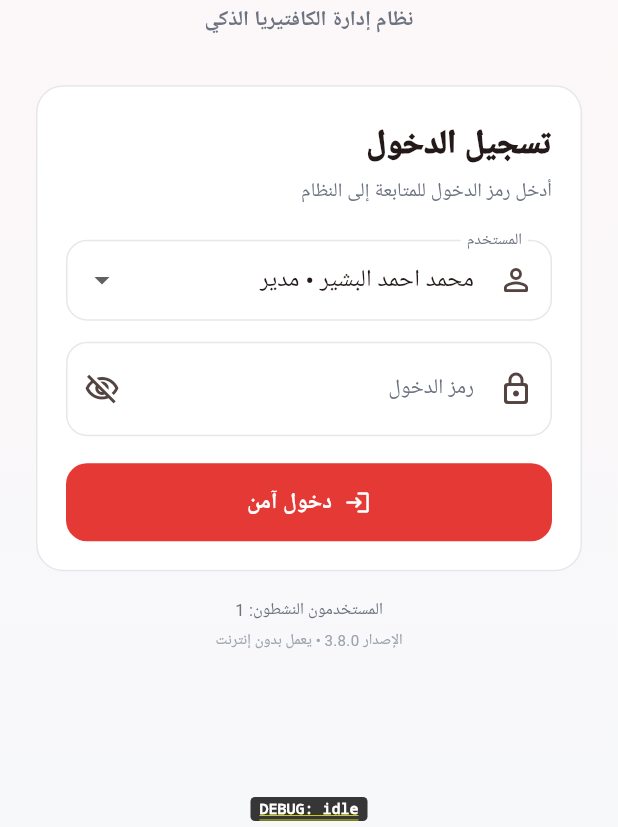
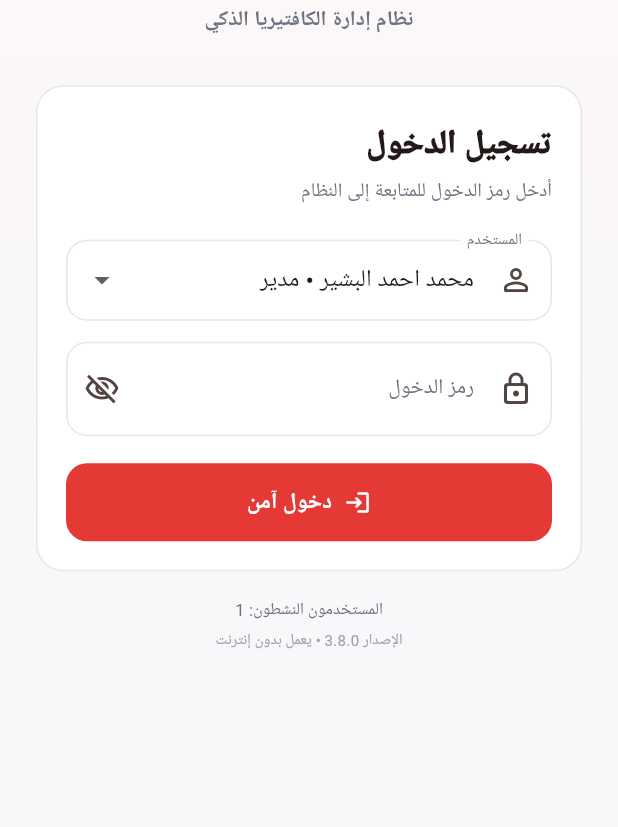
Before and after one commit to thikryat57-oss/hot-burger-last, a Flutter app: the screen it shows after launch, on a phone screen of 412 x 824 dp, the part 409-1236 px from its top. Run offline on Flutter 3.47's test engine with Material 3 defaults, Android fonts, the phone set to English and light mode, and no system bars; our stand-ins replace pdf, printing, share_plus, sqflite; accounts and stored records are empty; Roboto replaces fonts that are missing (system-ui).

Commit message:
release: remove diagnostics and build optimized APKs

```diff
--- a/lib/core/services/debug_status.dart
+++ /dev/null
@@ -1,8 +0,0 @@
-import 'package:flutter/foundation.dart';
-
-/// In-memory diagnostic status shown by the persistent debug overlay.
-final ValueNotifier<String> debugStatus = ValueNotifier<String>('idle');
-
-void updateDebugStatus(String status) {
-  debugStatus.value = status;
-}
--- a/lib/main.dart
+++ b/lib/main.dart
@@ -1,6 +1,3 @@
-import 'dart:async';
-import 'dart:ui';
-
 import 'package:flutter/material.dart';
 import 'package:flutter/services.dart';
 import 'package:provider/provider.dart';
@@ -9,25 +6,9 @@ import 'package:flutter_localizations/flutter_localizations.dart';
 import 'core/theme/app_theme.dart';
 import 'providers/app_provider.dart';
 import 'screens/auth/login_screen.dart';
-import 'core/services/crash_logger.dart';
-import 'core/services/debug_status.dart';
 
-void main() {
-  runZonedGuarded(() async {
+Future<void> main() async {
   WidgetsFlutterBinding.ensureInitialized();
-
-    FlutterError.onError = (details) {
-      FlutterError.presentError(details);
-      unawaited(CrashLogger.record(
-        details.exception,
-        details.stack ?? StackTrace.current,
-      ));
-    };
-
-    PlatformDispatcher.instance.onError = (error, stack) {
-      unawaited(CrashLogger.record(error, stack));
-      return true;
-    };
 
   // Allow portrait and landscape so POS/KDS can use tablets and wide displays.
   SystemChrome.setSystemUIOverlayStyle(const SystemUiOverlayStyle(
@@ -46,9 +27,6 @@ void main() {
       child: const HotBurgerApp(),
     ),
   );
-  }, (error, stack) {
-    unawaited(CrashLogger.record(error, stack));
-  });
 }
 
 class HotBurgerApp extends StatelessWidget {
@@ -64,41 +42,7 @@ class HotBurgerApp extends StatelessWidget {
       home: const LoginScreen(),
       builder: (context, child) => Directionality(
         textDirection: TextDirection.rtl,
-        child: Stack(
-          fit: StackFit.expand,
-          children: [
-            child ?? const SizedBox.shrink(),
-            Positioned(
-              left: 4,
-              right: 4,
-              bottom: 4,
-              child: IgnorePointer(
-                child: ValueListenableBuilder<String>(
-                  valueListenable: debugStatus,
-                  builder: (context, status, _) => Align(
-                    alignment: Alignment.bottomCenter,
-                    child: DecoratedBox(
-                      decoration: BoxDecoration(
-                        color: Colors.black.withOpacity(0.78),
-                        borderRadius: BorderRadius.circular(3),
-                      ),
-                      child: Padding(
-                        padding: const EdgeInsets.symmetric(horizontal: 6, vertical: 2),
-                        child: Text(
-                          'DEBUG: $status',
-                          maxLines: 2,
-                          overflow: TextOverflow.ellipsis,
-                          textAlign: TextAlign.center,
-                          style: const TextStyle(color: Colors.white, fontSize: 10),
-                        ),
-                      ),
-                    ),
-                  ),
-                ),
-              ),
-            ),
-          ],
-        ),
+        child: child ?? const SizedBox.shrink(),
       ),
       localizationsDelegates: const [
         GlobalMaterialLocalizations.delegate,
--- a/lib/screens/more/more_screen.dart
+++ b/lib/screens/more/more_screen.dart
@@ -15,7 +15,6 @@ import '../users/user_management_screen.dart';
 import '../kitchen_display_screen.dart';
 import '../customers/customers_screen.dart';
 import '../analytics/business_intelligence_screen.dart';
-import 'crash_log_screen.dart';
 import 'package:provider/provider.dart';
 
 class MoreScreen extends StatelessWidget {
@@ -62,7 +61,6 @@ class MoreScreen extends StatelessWidget {
           _sectionTitle('التقارير والبيانات'),
           const SizedBox(height: 10),
           _buildGrid(context, [
-            _MenuItem('سجل الأخطاء', 'عرض الأخطاء التشخيصية ونسخها أو مشاركتها', Icons.bug_report_outlined, AppTheme.errorColor, const CrashLogScreen()),
             if (context.read<AppProvider>().canManageFinance()) _MenuItem('الذكاء التجاري', 'مؤشرات الربح والعملاء وطرق الدفع وساعات الذروة', Icons.insights_rounded, AppTheme.primaryColor, const BusinessIntelligenceScreen()),
             if (context.read<AppProvider>().canManageFinance()) _MenuItem('التقارير', 'مبيعات يومية وشهرية', Icons.bar_chart_rounded, AppTheme.infoColor, const ReportsScreen()),
             if (context.read<AppProvider>().canManageFinance()) _MenuItem('الأرباح والخسائر', 'تحليل الأداء المالي', Icons.trending_up_rounded, AppTheme.successColor, const ProfitReportScreen()),
```
Also changed, not shown: lib/core/services/crash_logger.dart (deleted, +0 -64 lines), lib/providers/app_provider.dart (+0 -8 lines), lib/screens/more/crash_log_screen.dart (deleted, +0 -106 lines), lib/screens/sales/sales_screen.dart (+1 -16 lines), 2 other files. Lines whose indentation alone changed are shown as unchanged.
